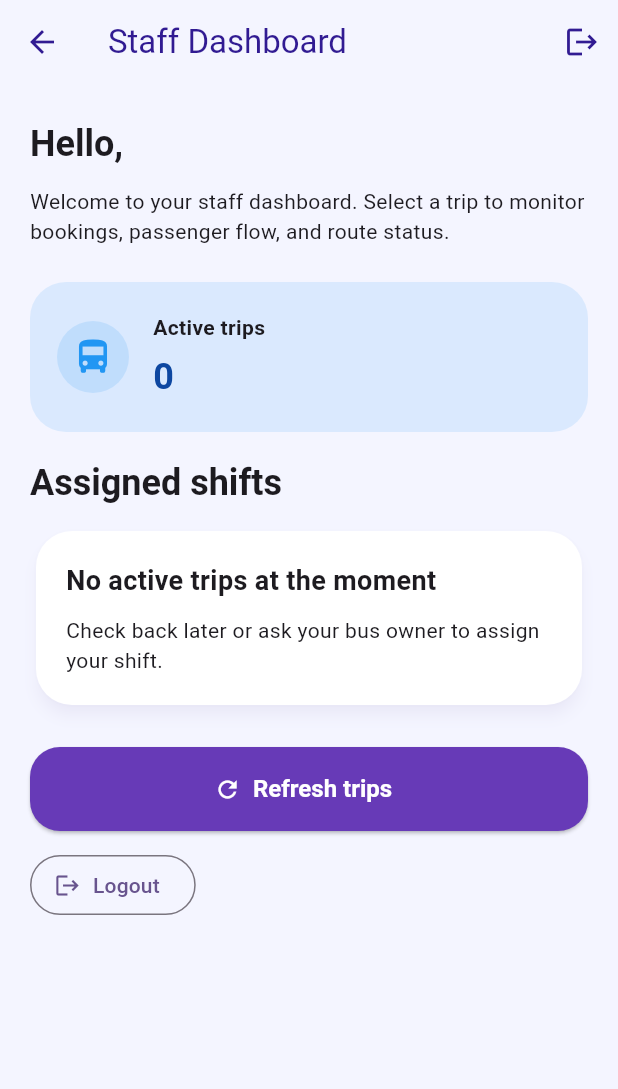
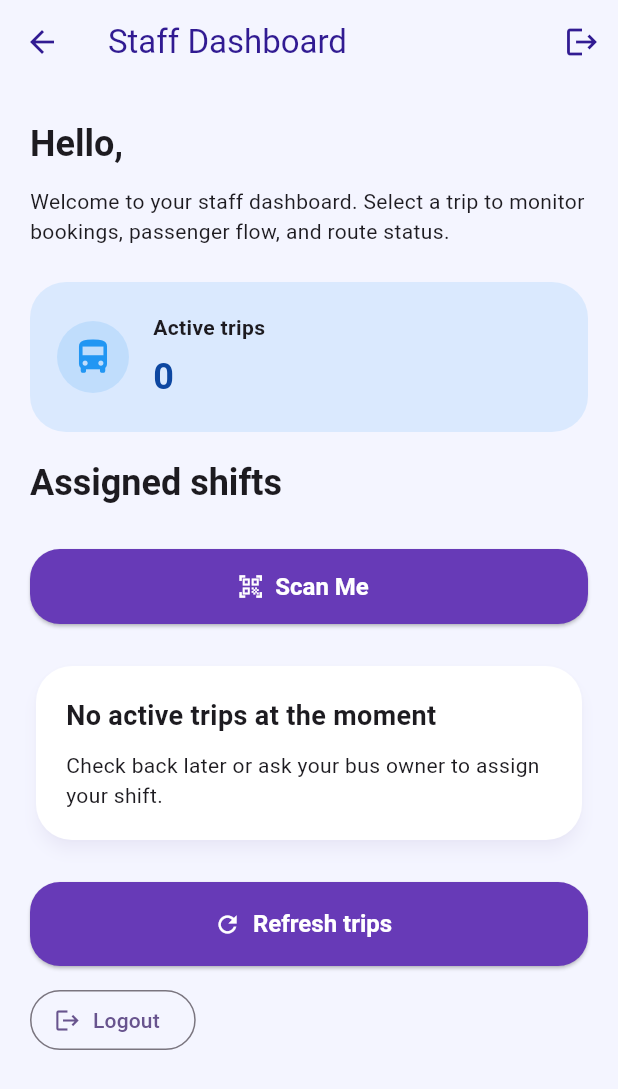
Before and after one commit to DinukaVishal/Bus-Ticket-Booking-System, a Flutter app: the StaffDashboardPage screen opened by its route, on a phone screen of 412 x 824 dp. Shown: the top 1089 px of the screen. Run offline on Flutter 3.47's test engine with Material 3 defaults, Android fonts, the phone set to English and light mode, and no system bars; our stand-ins replace supabase_flutter; missing offline and left inert: mobile_scanner; accounts and stored records are empty.

Commit message:
Add QR code scanner to staff dashboard with camera permissions

```diff
--- a/bus-ticket-booking-mobile/lib/pages/staff_dashboard_page.dart
+++ b/bus-ticket-booking-mobile/lib/pages/staff_dashboard_page.dart
@@ -1,5 +1,6 @@
 import 'package:flutter/material.dart';
 import 'package:supabase_flutter/supabase_flutter.dart';
+import 'package:mobile_scanner/mobile_scanner.dart';
 import '../services/supabase_service.dart';
 
 class StaffDashboardPage extends StatefulWidget {
@@ -12,11 +13,21 @@ class StaffDashboardPage extends StatefulWidget {
 class _StaffDashboardPageState extends State<StaffDashboardPage> {
   bool _isLoading = true;
   List<Map<String, dynamic>> _activeTrips = [];
+  late MobileScannerController _scannerController;
+  bool _isScanning = false;
+  String? _scannedCode;
 
   @override
   void initState() {
     super.initState();
+    _scannerController = MobileScannerController();
     _loadStaffDashboard();
+  }
+
+  @override
+  void dispose() {
+    _scannerController.dispose();
+    super.dispose();
   }
 
   Future<void> _loadStaffDashboard() async {
@@ -35,12 +46,15 @@ class _StaffDashboardPageState extends State<StaffDashboardPage> {
     try {
       final response = await Supabase.instance.client
           .from('trips')
-          .select('id,route_id,departure_time,arrival_time,price,bus_number,is_active')
+          .select(
+            'id,route_id,departure_time,arrival_time,price,bus_number,is_active',
+          )
           .eq('is_active', true)
           .order('departure_time', ascending: true)
           .limit(10);
 
-      final trips = (response as List<dynamic>?)
+      final trips =
+          (response as List<dynamic>?)
               ?.map((item) => Map<String, dynamic>.from(item as Map))
               .toList() ??
           [];
@@ -69,6 +83,36 @@ class _StaffDashboardPageState extends State<StaffDashboardPage> {
     Navigator.pushNamedAndRemoveUntil(context, '/login', (route) => false);
   }
 
+  void _toggleScanner() {
+    setState(() {
+      _isScanning = !_isScanning;
+      if (_isScanning) {
+        _scannedCode = null;
+        _scannerController.start();
+      } else {
+        _scannerController.stop();
+      }
+    });
+  }
+
+  void _handleQRCodeDetected(BarcodeCapture barcodes) {
+    if (!_isScanning) return;
+
+    for (final barcode in barcodes.barcodes) {
+      if (barcode.rawValue != null) {
+        setState(() {
+          _scannedCode = barcode.rawValue;
+          _isScanning = false;
+        });
+
+        ScaffoldMessenger.of(
+          context,
+        ).showSnackBar(SnackBar(content: Text('QR Code: ${barcode.rawValue}')));
+        break;
+      }
+    }
+  }
+
   @override
   Widget build(BuildContext context) {
     final email = SupabaseService.currentUser?.email ?? 'Staff member';
@@ -90,13 +134,17 @@ class _StaffDashboardPageState extends State<StaffDashboardPage> {
               onRefresh: _loadStaffDashboard,
               child: SingleChildScrollView(
                 physics: const AlwaysScrollableScrollPhysics(),
-                padding: const EdgeInsets.symmetric(horizontal: 20, vertical: 24),
+                padding: const EdgeInsets.symmetric(
+                  horizontal: 20,
+                  vertical: 24,
+                ),
                 child: Column(
                   crossAxisAlignment: CrossAxisAlignment.start,
                   children: [
                     Text(
                       'Hello, $email',
-                      style: Theme.of(context).textTheme.headlineSmall?.copyWith(fontWeight: FontWeight.bold),
+                      style: Theme.of(context).textTheme.headlineSmall
+                          ?.copyWith(fontWeight: FontWeight.bold),
                     ),
                     const SizedBox(height: 12),
                     Text(
@@ -104,16 +152,106 @@ class _StaffDashboardPageState extends State<StaffDashboardPage> {
                       style: Theme.of(context).textTheme.bodyMedium,
                     ),
                     const SizedBox(height: 24),
-                    _buildStatusTile('Active trips', _activeTrips.length.toString(), Icons.directions_bus, Colors.blue),
+                    _buildStatusTile(
+                      'Active trips',
+                      _activeTrips.length.toString(),
+                      Icons.directions_bus,
+                      Colors.blue,
+                    ),
                     const SizedBox(height: 18),
                     Text(
                       'Assigned shifts',
-                      style: Theme.of(context).textTheme.headlineSmall?.copyWith(fontWeight: FontWeight.bold),
+                      style: Theme.of(context).textTheme.headlineSmall
+                          ?.copyWith(fontWeight: FontWeight.bold),
                     ),
                     const SizedBox(height: 12),
+                    // QR Code Scanner Section
+                    if (_isScanning)
+                      Card(
+                        shape: RoundedRectangleBorder(
+                          borderRadius: BorderRadius.circular(24),
+                        ),
+                        elevation: 4,
+                        child: ClipRRect(
+                          borderRadius: BorderRadius.circular(24),
+                          child: SizedBox(
+                            height: 250,
+                            child: MobileScanner(
+                              controller: _scannerController,
+                              onDetect: _handleQRCodeDetected,
+                              errorBuilder: (context, error) {
+                                return Center(
+                                  child: Padding(
+                                    padding: const EdgeInsets.all(16.0),
+                                    child: Text(
+                                      'Camera error: ${error.errorDetails}',
+                                      textAlign: TextAlign.center,
+                                      style: const TextStyle(color: Colors.red),
+                                    ),
+                                  ),
+                                );
+                              },
+                            ),
+                          ),
+                        ),
+                      )
+                    else if (_scannedCode != null)
+                      Card(
+                        shape: RoundedRectangleBorder(
+                          borderRadius: BorderRadius.circular(24),
+                        ),
+                        elevation: 4,
+                        child: Padding(
+                          padding: const EdgeInsets.all(16),
+                          child: Column(
+                            crossAxisAlignment: CrossAxisAlignment.start,
+                            children: [
+                              const Text(
+                                'Last Scanned QR Code',
+                                style: TextStyle(
+                                  fontSize: 14,
+                                  fontWeight: FontWeight.w500,
+                                ),
+                              ),
+                              const SizedBox(height: 8),
+                              Text(
+                                _scannedCode!,
+                                style: const TextStyle(
+                                  fontSize: 16,
+                                  fontWeight: FontWeight.bold,
+                                  color: Colors.deepPurple,
+                                ),
+                              ),
+                            ],
+                          ),
+                        ),
+                      ),
+                    const SizedBox(height: 16),
+                    ElevatedButton.icon(
+                      onPressed: _toggleScanner,
+                      icon: Icon(
+                        _isScanning ? Icons.close : Icons.qr_code_scanner,
+                      ),
+                      label: Text(_isScanning ? 'Close Scanner' : 'Scan Me'),
+                      style: ElevatedButton.styleFrom(
+                        backgroundColor: Colors.deepPurple,
+                        foregroundColor: Colors.white,
+                        shape: RoundedRectangleBorder(
+                          borderRadius: BorderRadius.circular(20),
+                        ),
+                        minimumSize: const Size.fromHeight(50),
+                        textStyle: const TextStyle(
+                          fontSize: 16,
+                          fontWeight: FontWeight.w600,
+                        ),
+                      ),
+                    ),
+                    const SizedBox(height: 24),
                     if (_activeTrips.isEmpty)
                       Card(
-                        shape: RoundedRectangleBorder(borderRadius: BorderRadius.circular(24)),
+                        shape: RoundedRectangleBorder(
+                          borderRadius: BorderRadius.circular(24),
+                        ),
                         elevation: 4,
                         child: Padding(
                           padding: const EdgeInsets.all(20),
@@ -122,10 +260,15 @@ class _StaffDashboardPageState extends State<StaffDashboardPage> {
                             children: const [
                               Text(
                                 'No active trips at the moment',
-                                style: TextStyle(fontSize: 18, fontWeight: FontWeight.bold),
+                                style: TextStyle(
+                                  fontSize: 18,
+                                  fontWeight: FontWeight.bold,
+                                ),
                               ),
                               SizedBox(height: 10),
-                              Text('Check back later or ask your bus owner to assign your shift.'),
+                              Text(
+                                'Check back later or ask your bus owner to assign your shift.',
+                              ),
                             ],
                           ),
                         ),
@@ -134,18 +277,25 @@ class _StaffDashboardPageState extends State<StaffDashboardPage> {
                       Column(
                         children: _activeTrips.map((trip) {
                           return Card(
-                            shape: RoundedRectangleBorder(borderRadius: BorderRadius.circular(24)),
+                            shape: RoundedRectangleBorder(
+                              borderRadius: BorderRadius.circular(24),
+                            ),
                             elevation: 4,
                             margin: const EdgeInsets.only(bottom: 16),
                             child: ListTile(
-                              contentPadding: const EdgeInsets.symmetric(horizontal: 18, vertical: 16),
+                              contentPadding: const EdgeInsets.symmetric(
+                                horizontal: 18,
+                                vertical: 16,
+                              ),
                               title: Text('Bus ${trip['bus_number'] ?? '—'}'),
                               subtitle: Text(
                                 'Departure ${trip['departure_time'] ?? '—'} • Price LKR ${trip['price'] ?? '—'}',
                               ),
                               trailing: Chip(
                                 label: Text(
-                                  trip['is_active'] == true ? 'Live' : 'Inactive',
+                                  trip['is_active'] == true
+                                      ? 'Live'
+                                      : 'Inactive',
                                 ),
                                 backgroundColor: Colors.green.shade100,
                               ),
@@ -172,7 +322,12 @@ class _StaffDashboardPageState extends State<StaffDashboardPage> {
     );
   }
 
-  Widget _buildStatusTile(String title, String value, IconData icon, MaterialColor color) {
+  Widget _buildStatusTile(
+    String title,
+    String value,
+    IconData icon,
+    MaterialColor color,
+  ) {
     return Container(
       decoration: BoxDecoration(
         color: color.withAlpha(31),
@@ -191,9 +346,19 @@ class _StaffDashboardPageState extends State<StaffDashboardPage> {
             child: Column(
               crossAxisAlignment: CrossAxisAlignment.start,
               children: [
-                Text(title, style: const TextStyle(fontWeight: FontWeight.bold)),
+                Text(
+                  title,
+                  style: const TextStyle(fontWeight: FontWeight.bold),
+                ),
                 const SizedBox(height: 6),
-                Text(value, style: TextStyle(fontSize: 24, fontWeight: FontWeight.bold, color: color.shade900)),
+                Text(
+                  value,
+                  style: TextStyle(
+                    fontSize: 24,
+                    fontWeight: FontWeight.bold,
+                    color: color.shade900,
+                  ),
+                ),
               ],
             ),
           ),
--- a/bus-ticket-booking-mobile/pubspec.yaml
+++ b/bus-ticket-booking-mobile/pubspec.yaml
@@ -35,6 +35,7 @@ dependencies:
   # Use with the CupertinoIcons class for iOS style icons.
   cupertino_icons: ^1.0.8
   supabase_flutter: ^2.12.4
+  mobile_scanner: ^7.2.0
 
 dev_dependencies:
   flutter_test:
```
Also changed, not shown: bus-ticket-booking-mobile/pubspec.lock, 6 other files.
